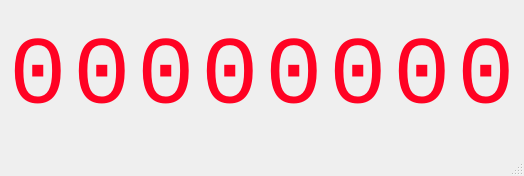
The window that mainwindow.ui (bilibilifcc/Steins_Gate_Clock) describes before a commit, drawn with Qt 5.
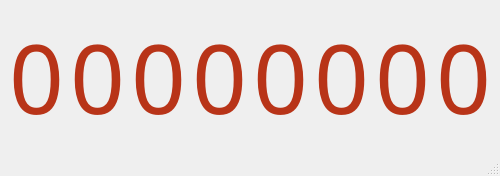
The same window after the commit.

Patch:
```diff
--- a/mainwindow.ui
+++ b/mainwindow.ui
@@ -2,6 +2,9 @@
 <ui version="4.0">
  <class>MainWindow</class>
  <widget class="QMainWindow" name="MainWindow">
+  <property name="enabled">
+   <bool>true</bool>
+  </property>
   <property name="geometry">
    <rect>
     <x>0</x>
@@ -16,9 +19,19 @@
     <height>176</height>
    </size>
   </property>
+  <property name="font">
+   <font>
+    <family>Agency FB</family>
+    <weight>50</weight>
+    <bold>false</bold>
+   </font>
+  </property>
   <property name="windowTitle">
    <string>MainWindow</string>
   </property>
+  <property name="autoFillBackground">
+   <bool>false</bool>
+  </property>
   <widget class="QWidget" name="centralwidget">
    <layout class="QHBoxLayout" name="horizontalLayout_2">
     <item>
@@ -27,128 +40,152 @@
        <widget class="QLabel" name="label">
         <property name="font">
          <font>
-          <family>Consolas</family>
+          <family>Agency FB</family>
           <pointsize>72</pointsize>
          </font>
         </property>
         <property name="styleSheet">
-         <string notr="true">color:rgb(255, 2, 35)</string>
+         <string notr="true">color:rgba(178, 31, 0 ,0.9)</string>
         </property>
         <property name="text">
          <string>0</string>
         </property>
+        <property name="alignment">
+         <set>Qt::AlignCenter</set>
+        </property>
        </widget>
       </item>
       <item>
        <widget class="QLabel" name="label_2">
         <property name="font">
          <font>
-          <family>Consolas</family>
+          <family>Agency FB</family>
           <pointsize>72</pointsize>
          </font>
         </property>
         <property name="styleSheet">
-         <string notr="true">color:rgb(255, 2, 35)</string>
+         <string notr="true">color:rgba(178, 31, 0 ,0.9)</string>
         </property>
         <property name="text">
          <string>0</string>
         </property>
+        <property name="alignment">
+         <set>Qt::AlignCenter</set>
+        </property>
        </widget>
       </item>
       <item>
        <widget class="QLabel" name="label_3">
         <property name="font">
          <font>
-          <family>Consolas</family>
+          <family>Agency FB</family>
           <pointsize>72</pointsize>
          </font>
         </property>
         <property name="styleSheet">
-         <string notr="true">color:rgb(255, 2, 35)</string>
+         <string notr="true">color:rgba(178, 31, 0 ,0.9)</string>
         </property>
         <property name="text">
          <string>0</string>
         </property>
+        <property name="alignment">
+         <set>Qt::AlignCenter</set>
+        </property>
        </widget>
       </item>
       <item>
        <widget class="QLabel" name="label_4">
         <property name="font">
          <font>
-          <family>Consolas</family>
+          <family>Agency FB</family>
           <pointsize>72</pointsize>
          </font>
         </property>
         <property name="styleSheet">
-         <string notr="true">color:rgb(255, 2, 35)</string>
+         <string notr="true">color:rgba(178, 31, 0 ,0.9)</string>
         </property>
         <property name="text">
          <string>0</string>
         </property>
+        <property name="alignment">
+         <set>Qt::AlignCenter</set>
+        </property>
        </widget>
       </item>
       <item>
        <widget class="QLabel" name="label_5">
         <property name="font">
          <font>
-          <family>Consolas</family>
+          <family>Agency FB</family>
           <pointsize>72</pointsize>
          </font>
         </property>
         <property name="styleSheet">
-         <string notr="true">color:rgb(255, 2, 35)</string>
+         <string notr="true">color:rgba(178, 31, 0 ,0.9)</string>
         </property>
         <property name="text">
          <string>0</string>
         </property>
+        <property name="alignment">
+         <set>Qt::AlignCenter</set>
+        </property>
        </widget>
       </item>
       <item>
        <widget class="QLabel" name="label_6">
         <property name="font">
          <font>
-          <family>Consolas</family>
+          <family>Agency FB</family>
           <pointsize>72</pointsize>
          </font>
         </property>
         <property name="styleSheet">
-         <string notr="true">color:rgb(255, 2, 35)</string>
+         <string notr="true">color:rgba(178, 31, 0 ,0.9)</string>
         </property>
         <property name="text">
          <string>0</string>
         </property>
+        <property name="alignment">
+         <set>Qt::AlignCenter</set>
+        </property>
        </widget>
       </item>
       <item>
        <widget class="QLabel" name="label_7">
         <property name="font">
          <font>
-          <family>Consolas</family>
+          <family>Agency FB</family>
           <pointsize>72</pointsize>
          </font>
         </property>
         <property name="styleSheet">
-         <string notr="true">color:rgb(255, 2, 35)</string>
+         <string notr="true">color:rgba(178, 31, 0 ,0.9)</string>
         </property>
         <property name="text">
          <string>0</string>
         </property>
+        <property name="alignment">
+         <set>Qt::AlignCenter</set>
+        </property>
        </widget>
       </item>
       <item>
        <widget class="QLabel" name="label_8">
         <property name="font">
          <font>
-          <family>Consolas</family>
+          <family>Agency FB</family>
           <pointsize>72</pointsize>
          </font>
         </property>
         <property name="styleSheet">
-         <string notr="true">color:rgb(255, 2, 35)</string>
+         <string notr="true">color:rgba(178, 31, 0 ,0.9)</string>
         </property>
         <property name="text">
          <string>0</string>
         </property>
+        <property name="alignment">
+         <set>Qt::AlignCenter</set>
+        </property>
        </widget>
       </item>
      </layout>
```
Left out of the diff: 2 changed lines with no effect on the pictures.
